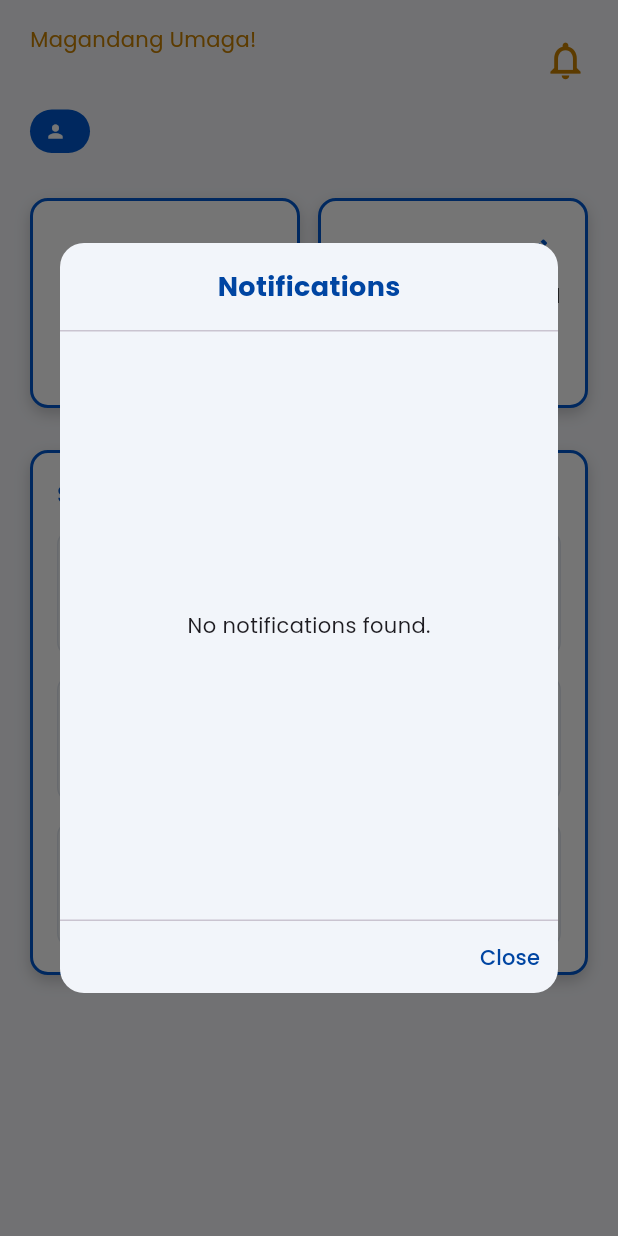
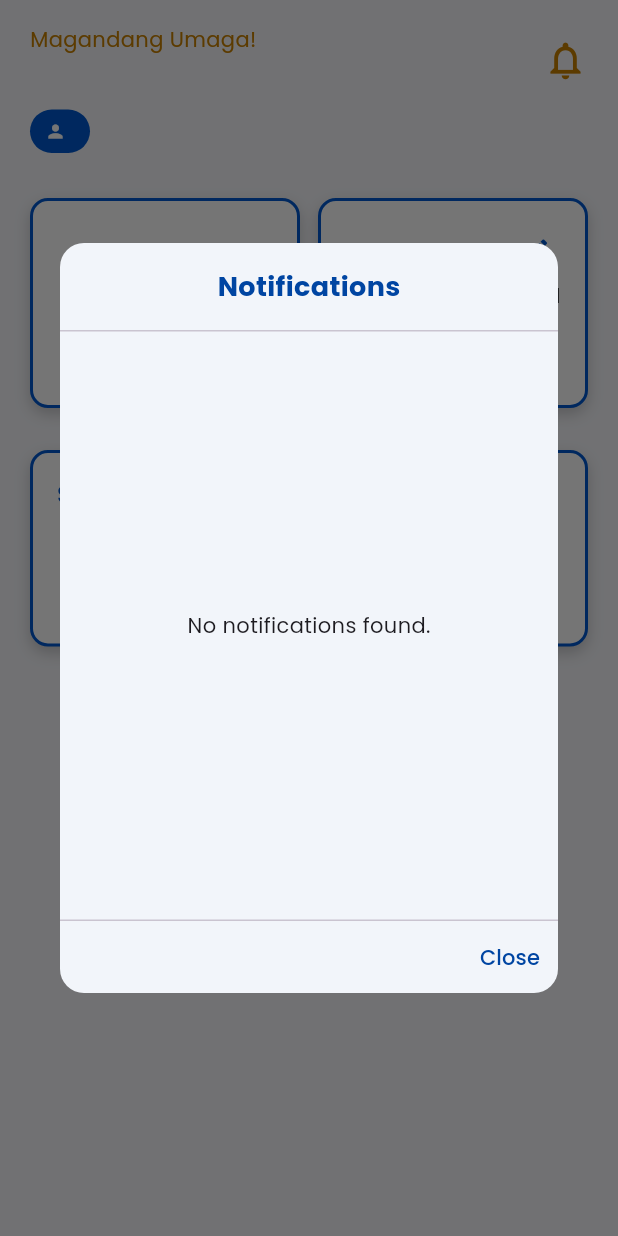
Before and after one commit to Gabbiruu18/AGILA_MOBILE, a Flutter app: the HomeScreen screen opened directly with empty values, after a tap on the "notifications none" icon, on a phone screen of 412 x 824 dp. Run offline on Flutter 3.47's test engine with Material 3 defaults, Android fonts, the phone set to English and light mode, and no system bars; our stand-ins replace camera, cloud_firestore, dropdown_search, file_picker, firebase_auth, firebase_core and 6 more; missing offline and left inert: firebase_app_check; accounts and stored records are empty; project files that could hold a hidden picture were left out.

Commit message:
fixed bugs and errors
ADDED SCREENS
- HOME - Date and notes added #NO Schedule for today on teachers

- ATTENDANCE/Schedule(teacher) Mock ONly
- Request - (Students)Can request to all available teachers, Not subject teachers only.
 (Teachers) Can request to other available teachers and faculty.
- Profile - New UI, need to edit contact NO., Add profile pic not working.

Main screens
- Login - integrate AGILA LOgo
- Quick Login - FiX UI, 6digit key not working, fingerprint working but can login other users if remembered.
- Opening - Logo Integrate

```diff
--- a/lib/Screens/MainScreens/login.dart
+++ b/lib/Screens/MainScreens/login.dart
@@ -62,7 +62,7 @@ class LoginScreenState extends State<LoginScreen> {
         children: [
           Center(
             child: Padding(
-              padding: const EdgeInsets.symmetric(horizontal: 32.0, vertical: 16),
+              padding: const EdgeInsets.symmetric(horizontal: 32.0, vertical: 32),
               child: Column(
                 mainAxisAlignment: MainAxisAlignment.center,
                 children: [
--- a/lib/Screens/UI_Screen/home.dart
+++ b/lib/Screens/UI_Screen/home.dart
@@ -85,36 +85,7 @@ class _HomeScreenState extends State<HomeScreen> {
         widget.role == 'academic_head';
 
 // Dummy schedule list (same as before; you can keep your source of truth)
-    final items = [
-      // Pass section/room for both; students will show prof+room+section only
-      ScheduleItem(
-        subject: '1st Sub',
-        professor: 'Prof. Moreno',
-        startTime: '08:00',
-        endTime: '09:00',
-        course: 'BSIT',
-        section: '3A',
-        room: '203',
-      ),
-      ScheduleItem(
-        subject: '2nd Sub',
-        professor: 'Prof. Cruz',
-        startTime: '09:30',
-        endTime: '10:30',
-        course: 'BSIT',
-        section: '3A',
-        room: '105',
-      ),
-      ScheduleItem(
-        subject: '3rd Sub',
-        professor: 'Prof. Maximo',
-        startTime: '11:00',
-        endTime: '12:00',
-        course: 'BSIT',
-        section: '3A',
-        room: '307',
-      ),
-    ];
+
 
     return Scaffold(
       backgroundColor: const Color(0xFFF6F7FB),
@@ -130,9 +101,9 @@ class _HomeScreenState extends State<HomeScreen> {
                 greeting: _greeting(),
                 name: widget.name,
                 role: widget.role,
-                course: controller.course,
-                section: controller.section,
-                department: controller.department,
+                courseName: controller.course,
+                sectionName: controller.section,
+                departmentName: controller.department,
                 unreadCount: controller.unreadCount,
                 onOpenNotifications: () {
                   showDialog(
@@ -158,11 +129,11 @@ class _HomeScreenState extends State<HomeScreen> {
                 padding: const EdgeInsets.symmetric(horizontal: 20.0),
                 child: isTeacherOrHead
                     ? TeacherScheduleCard(
-                  items: items,
+                  items: controller.todaySchedules,
                   title: 'Schedule for Today',
                 )
                     : StudentScheduleCard(
-                  items: items,
+                  items: controller.todaySchedules,
                   title: 'Schedule for Today',
                 ),
               ),
--- a/lib/Screens/face_registration/face_registration.dart
+++ b/lib/Screens/face_registration/face_registration.dart
@@ -5,7 +5,7 @@ import 'package:http/http.dart' as http;
 import 'face_registrationLogic.dart';
 
 class FacialRegistrationScreen extends StatefulWidget {
-  const FacialRegistrationScreen({Key? key}) : super(key: key);
+  const FacialRegistrationScreen({super.key});
 
   @override
   _FacialRegistrationScreenState createState() => _FacialRegistrationScreenState();
--- a/lib/Service_Modules/Home/home_UI.dart
+++ b/lib/Service_Modules/Home/home_UI.dart
@@ -52,9 +52,9 @@ class HeaderBar extends StatelessWidget {
   final String greeting;
   final String name;
   final String role;
-  final String? course;       // used for students
-  final String? section;      // used for students
-  final String? department;   // ✅ NEW: used for teachers/heads
+  final String? courseName;       // used for students
+  final String? sectionName;      // used for students
+  final String? departmentName;// ✅ NEW: used for teachers/heads
   final VoidCallback onOpenNotifications;
   final int unreadCount;
 
@@ -63,11 +63,12 @@ class HeaderBar extends StatelessWidget {
     required this.greeting,
     required this.name,
     required this.role,
-    required this.course,
-    required this.section,
+    required this.courseName,
+    required this.sectionName,
     required this.onOpenNotifications,
     required this.unreadCount,
-    this.department, // ✅ NEW (optional)
+    required this.departmentName,
+    // ✅ NEW (optional)
   });
 
   bool get _isTeacherOrHead =>
@@ -153,28 +154,28 @@ class HeaderBar extends StatelessWidget {
                 ),
 
                 // If teacher/head: show Department
-                if (_isTeacherOrHead && department != null && department!.trim().isNotEmpty) ...[
+                if (_isTeacherOrHead && departmentName != null && departmentName!.trim().isNotEmpty) ...[
                   const SizedBox(width: 8),
                   TagChip(
-                    label: department!,
+                    label: departmentName!,
                     color: const Color(0xFFC88000),
                     icon: Icons.domain, // or Icons.apartment
                   ),
                 ],
 
                 // If student: show Course + Section
-                if (!_isTeacherOrHead && course != null && course!.trim().isNotEmpty) ...[
+                if (!_isTeacherOrHead && courseName != null && courseName!.trim().isNotEmpty) ...[
                   const SizedBox(width: 8),
                   TagChip(
-                    label: course!,
+                    label: courseName!,
                     color: const Color(0xFFC88000),
                     icon: Icons.menu_book,
                   ),
                 ],
-                if (!_isTeacherOrHead && section != null && section!.trim().isNotEmpty) ...[
+                if (!_isTeacherOrHead && sectionName != null && sectionName!.trim().isNotEmpty) ...[
                   const SizedBox(width: 8),
                   TagChip(
-                    label: section!,
+                    label: sectionName!,
                     color: const Color(0xFF33B864),
                     icon: Icons.group,
                   ),
@@ -303,21 +304,21 @@ class NotesDialog extends StatelessWidget {
 
 
 class ScheduleItem {
-  final String subject;
+  final String subjectName;
   final String professor; // can be empty for teacher view
   final String startTime;
   final String endTime;
-  final String? course;
-  final String? section;
+  final String? courseName;
+  final String? sectionName;
   final String? room;
 
   ScheduleItem({
-    required this.subject,
+    required this.subjectName,
     required this.professor,
     required this.startTime,
     required this.endTime,
-    this.course,
-    this.section,
+    this.courseName,
+    this.sectionName,
     this.room,
   });
 }
@@ -349,6 +350,18 @@ class TeacherScheduleCard extends StatelessWidget {
           ),
           const SizedBox(height: 12),
 
+          // Show placeholder if no schedules
+          if (items.isEmpty)
+            Padding(
+              padding: const EdgeInsets.symmetric(vertical: 20.0),
+              child: Center(
+                child: Text(
+                  'No schedules for today',
+                  style: GoogleFonts.poppins(fontSize: 14, color: Colors.grey),
+                ),
+              ),
+            )
+          else
           // Row-style chips + details
             ...List.generate(items.length, (i) {
               final it = items[i];
@@ -368,7 +381,7 @@ class TeacherScheduleCard extends StatelessWidget {
                       children: [
                         Expanded(
                           child: Text(
-                          it.subject,
+                            it.subjectName,
                             style: GoogleFonts.poppins(
                               fontWeight: FontWeight.w700,
                               fontSize: 14,
@@ -394,10 +407,10 @@ class TeacherScheduleCard extends StatelessWidget {
                       spacing: 8,
                       runSpacing: 6,
                       children: [
-                      if (it.section != null && it.section!.trim().isNotEmpty)
-                        _InfoChip(icon: Icons.group, label: it.section!),
-                      if (it.course != null && it.course!.trim().isNotEmpty)
-                        _InfoChip(icon: Icons.menu_book, label: it.course!),
+                        if (it.sectionName != null && it.sectionName!.trim().isNotEmpty)
+                          _InfoChip(icon: Icons.group, label: it.sectionName!),
+                        if (it.courseName != null && it.courseName!.trim().isNotEmpty)
+                          _InfoChip(icon: Icons.menu_book, label: it.courseName!),
                         if (it.room != null && it.room!.trim().isNotEmpty)
                           _InfoChip(icon: Icons.meeting_room, label: 'Room ${it.room!}'),
                       ],
@@ -439,6 +452,18 @@ class StudentScheduleCard extends StatelessWidget {
           ),
           const SizedBox(height: 12),
 
+          // Show placeholder if no schedules
+          if (items.isEmpty)
+            Padding(
+              padding: const EdgeInsets.symmetric(vertical: 20.0),
+              child: Center(
+                child: Text(
+                  'No schedules for today',
+                  style: GoogleFonts.poppins(fontSize: 14, color: Colors.grey),
+                ),
+              ),
+            )
+          else
             ...List.generate(items.length, (i) {
               final it = items[i];
               return Container(
@@ -456,7 +481,7 @@ class StudentScheduleCard extends StatelessWidget {
                       children: [
                         Expanded(
                           child: Text(
-                          it.subject,
+                            it.subjectName,
                             style: GoogleFonts.poppins(
                               fontWeight: FontWeight.w700,
                               fontSize: 14,
@@ -486,8 +511,8 @@ class StudentScheduleCard extends StatelessWidget {
                           _InfoChip(icon: Icons.person, label: it.professor),
                         if (it.room != null && it.room!.trim().isNotEmpty)
                           _InfoChip(icon: Icons.meeting_room, label: 'Room ${it.room!}'),
-                      if (it.section != null && it.section!.trim().isNotEmpty)
-                        _InfoChip(icon: Icons.group, label: it.section!),
+                        if (it.sectionName != null && it.sectionName!.trim().isNotEmpty)
+                          _InfoChip(icon: Icons.group, label: it.sectionName!),
                       ],
                     ),
                   ],
@@ -634,7 +659,6 @@ class _SideBorderCard extends StatelessWidget {
   final Color sideColor;
 
   const _SideBorderCard({
-    super.key,
     required this.child,
     this.height,
     required this.sideColor,
--- a/lib/Service_Modules/Home/home_controller.dart
+++ b/lib/Service_Modules/Home/home_controller.dart
@@ -1,28 +1,38 @@
 import 'dart:async';
 import 'package:flutter/material.dart';
 import 'home_service.dart';
+import 'home_UI.dart';
 
 class HomeController extends ChangeNotifier {
   final HomeService _service;
-
   HomeController({HomeService? service}) : _service = service ?? HomeService();
 
+  // ---------- Identity ----------
   late String role;
   late String uid;
   late String name;
 
-  String? course;
-  String? section;
-  String? department;
+  // ---------- Display chips / labels ----------
+  String? courseRaw;
+  String? departmentRaw;
+  String? course;       // acronym (e.g., BSIT)
+  String? section;      // e.g., "BSIT-4103"
+  String? department;   // acronym (e.g., IT)
+
+  // ---------- Notes & unread ----------
   String noteText = 'Tap to write notes';
-  bool isLoading = true;
-
   int unreadCount = 0;
   StreamSubscription<int>? _unreadSub;
 
+  // ---------- Loading & errors ----------
+  bool isLoading = true;
+  bool isLoadingSchedules = false;
+  String? schedulesError;
 
+  // ---------- Today schedules exposed to UI ----------
+  List<ScheduleItem> todaySchedules = const [];
 
-
+  /// Initialize controller with role/uid/name and load initial data
   Future<void> init({
     required String role,
     required String uid,
@@ -31,31 +41,67 @@ class HomeController extends ChangeNotifier {
     this.role = role;
     this.uid = uid;
     this.name = name;
-    await _loadAll();
-  }
 
-  Future<void> _loadAll() async {
     isLoading = true;
     notifyListeners();
 
-    await Future.wait([_loadUserDetails(), _loadNote()]);
+    try {
+      // 1) Load user details for header chips (names only)
+      final user = await _service.fetchUserDetails(role: role, uid: uid) ?? {};
+      courseRaw     = user['courseName']?.toString();
+      departmentRaw = user['departmentName']?.toString();
+      section       = user['sectionName']?.toString();
 
-    isLoading = false;
-    notifyListeners();
+      // Acronyms for compact chips/labels
+      course     = _toAcronym(courseRaw ?? '', maxLetters: 4);
+      department = _toAcronym(departmentRaw ?? '', maxLetters: 4);
+
+      // 2) Load or create note
+      noteText = await _service.getOrCreateNote(role: role, uid: uid);
+
+      // 3) Start unread notifications stream
+      _unreadSub?.cancel();
+      _unreadSub = _service.streamUnreadCount(role: role, uid: uid).listen((n) {
+        unreadCount = n;
+        notifyListeners();
+      });
+
+      // 4) Load today's schedules (uses `section` doc ID under the hood)
+      await initTodaySchedulesAuto();
+    } catch (_) {
+      // ignore; optional logging
+    } finally {
+      isLoading = false;
+      notifyListeners();
+    }
   }
 
+  /// Loads today's schedules via the `section` doc ID path.
+  Future<void> initTodaySchedulesAuto() async {
+    if (isLoadingSchedules) return;
+    isLoadingSchedules = true;
+    schedulesError = null;
+    notifyListeners();
 
-  Future<void> _loadUserDetails() async {
-    final data = await _service.fetchUserDetails(role: role, uid: uid);
-    course = data?['course'];
-    section = data?['section'];
-    department = data?['department'];
+    try {
+      todaySchedules = await _service.fetchTodaySchedulesForUser(
+        role: role,
+        uid: uid,
+      );
+    } catch (e) {
+      schedulesError = e.toString();
+      todaySchedules = const [];
+    } finally {
+      isLoadingSchedules = false;
+      notifyListeners();
+    }
   }
 
-  Future<void> _loadNote() async {
-    final text = await _service.getOrCreateNote(role: role, uid: uid);
-    noteText = (text.trim().isNotEmpty) ? text : 'Tap to write notes';
+  Future<void> refreshToday() async {
+    await initTodaySchedulesAuto();
   }
+
+  // ----------------------- Notes actions -----------------------
 
   Future<void> saveNote(BuildContext context, String text) async {
     final newText = text.trim();
@@ -79,9 +125,32 @@ class HomeController extends ChangeNotifier {
       );
     }
   }
+
   @override
   void dispose() {
     _unreadSub?.cancel();
     super.dispose();
   }
+
+  // ----------------------- Helpers -----------------------
+
+  String _toAcronym(String input, {bool removeStopWords = true, int? maxLetters}) {
+    final trimmed = input.trim();
+    if (trimmed.isEmpty) return '';
+
+    final stop = {'and','of','for','in','on','the','&','at','a'};
+    final words = trimmed
+        .split(RegExp(r'\s+'))
+        .where((w) => w.isNotEmpty)
+        .where((w) => !removeStopWords || !stop.contains(w.toLowerCase()))
+        .map((w) => w[0].toUpperCase())
+        .toList();
+
+    if (words.isEmpty) return '';
+    final joined = words.join();
+    if (maxLetters != null && maxLetters > 0 && joined.length > maxLetters) {
+      return joined.substring(0, maxLetters);
+    }
+    return joined;
+  }
 }
--- a/lib/Service_Modules/Home/home_service.dart
+++ b/lib/Service_Modules/Home/home_service.dart
@@ -1,9 +1,13 @@
 import 'package:cloud_firestore/cloud_firestore.dart';
+import 'package:intl/intl.dart';
+import 'home_UI.dart'; // for ScheduleItem
 
 class HomeService {
   final FirebaseFirestore _db;
   HomeService({FirebaseFirestore? firestore})
       : _db = firestore ?? FirebaseFirestore.instance;
+
+  // ============================ USER + NOTES ============================
 
   DocumentReference<Map<String, dynamic>> _userDoc({
     required String role,
@@ -12,62 +16,182 @@ class HomeService {
     return _db.collection('users').doc(role).collection('accounts').doc(uid);
   }
 
-  DocumentReference<Map<String, dynamic>> _noteDoc({
-    required String role,
-    required String uid,
-  }) {
-    return _userDoc(role: role, uid: uid).collection('notes').doc('note');
-  }
-
-  /// users/{role}/accounts/{uid}
   Future<Map<String, dynamic>?> fetchUserDetails({
     required String role,
     required String uid,
   }) async {
     final snap = await _userDoc(role: role, uid: uid).get();
+    if (!snap.exists) return null;
     return snap.data();
   }
 
-  /// Get or create notes/{note} and return text ('' if none)
   Future<String> getOrCreateNote({
     required String role,
     required String uid,
   }) async {
-    final ref = _noteDoc(role: role, uid: uid);
-    final snap = await ref.get();
+    final noteRef = _userDoc(role: role, uid: uid).collection('meta').doc('note');
+    final snap = await noteRef.get();
     if (!snap.exists) {
-      await ref.set({'text': ''});
-      return '';
+      await noteRef.set({'text': 'Tap to write notes'});
+      return 'Tap to write notes';
     }
-    return (snap.data()?['text']?.toString() ?? '');
+    return (snap.data()?['text'] ?? 'Tap to write notes').toString();
   }
 
   Future<void> saveNote({
     required String role,
     required String uid,
     required String text,
-  }) async {
-    final ref = _noteDoc(role: role, uid: uid);
-    await ref.set({'text': text});
+  }) {
+    final noteRef = _userDoc(role: role, uid: uid).collection('meta').doc('note');
+    return noteRef.set({'text': text});
   }
 
   Future<void> resetNote({
     required String role,
     required String uid,
-  }) async {
-    final ref = _noteDoc(role: role, uid: uid);
-    await ref.delete();
+  }) {
+    final noteRef = _userDoc(role: role, uid: uid).collection('meta').doc('note');
+    return noteRef.set({'text': 'Tap to write notes'});
   }
 
-  Stream<int> streamUnreadCount({required String role, required String uid}) {
-    return _db
-        .collection('users')
-        .doc(role)
-        .collection('accounts')
-        .doc(uid)
-        .collection('notifications')
-        .where('read', isEqualTo: false)
-        .snapshots()
-        .map((snap) => snap.size);
+  Stream<int> streamUnreadCount({
+    required String role,
+    required String uid,
+  }) {
+    final q = _db.collection('notifications').where('toRole', isEqualTo: role).where('toUid', isEqualTo: uid).where('read', isEqualTo: false);
+    return q.snapshots().map((s) => s.size);
+  }
+
+  // ============================ ACADEMIC PATH (IDs) ============================
+
+  /// Extract IDs from the user doc. Accepts either DocumentReference or String.
+  /// Returns a map including a resolved `sectionPath` built from IDs.
+  Future<Map<String, String>?> getAcademicIdsFromUser({
+    required String role,
+    required String uid,
+  }) async {
+    final user = await fetchUserDetails(role: role, uid: uid);
+    if (user == null) return null;
+
+    final academicYearId = _idOf(user['academicYear'] ?? user['academicYearId']);
+    final semesterId     = _idOf(user['semester']     ?? user['semesterId']);
+    final departmentId   = _idOf(user['department']   ?? user['departmentId']);
+    final courseId       = _idOf(user['course']       ?? user['courseId']);
+    final yearLevelId    = _idOf(user['yearLevel']    ?? user['yearLevelId']);
+    final sectionId      = _idOf(user['section']      ?? user['sectionId']); // <— use `section` field
+
+    // Require all IDs to build the path deterministically
+    if ([academicYearId, semesterId, departmentId, courseId, yearLevelId, sectionId]
+        .any((v) => v == null || v.isEmpty)) {
+      return null;
+    }
+
+    final sectionPath =
+        'academic_years/$academicYearId'
+        '/semesters/$semesterId'
+        '/departments/$departmentId'
+        '/courses/$courseId'
+        '/year_levels/$yearLevelId'
+        '/sections/$sectionId';
+
+    return {
+      'academicYearId': academicYearId!,
+      'semesterId': semesterId!,
+      'departmentId': departmentId!,
+      'courseId': courseId!,
+      'yearLevelId': yearLevelId!,
+      'sectionId': sectionId!,
+      'sectionPath': sectionPath,
+      // Optional display fields (if you store them)
+      'courseName': _strOrNull(user['courseName']) ?? '',
+      'departmentName': _strOrNull(user['departmentName']) ?? '',
+      'sectionName': _strOrNull(user['sectionName']) ?? '',
+    };
+  }
+
+  String? _idOf(dynamic v) {
+    if (v == null) return null;
+    if (v is DocumentReference) return v.id;
+    if (v is String && v.isNotEmpty) {
+      return v.contains('/') ? v.split('/').last : v;
+    }
+    return null;
+  }
+
+  // ============================ SCHEDULES ============================
+
+  /// Main entry: always uses IDs (via `section` doc id) to go straight to the section.
+  Future<List<ScheduleItem>> fetchTodaySchedulesForUser({
+    required String role,
+    required String uid,
+  }) async {
+    final ids = await getAcademicIdsFromUser(role: role, uid: uid);
+    if (ids == null) return <ScheduleItem>[];
+
+    final sectionPath = ids['sectionPath']!;
+    return fetchTodaySchedulesBySectionPath(sectionPath: sectionPath);
+  }
+
+  /// Read schedules in the section and filter to "today" via `days` array (e.g., "Monday").
+  Future<List<ScheduleItem>> fetchTodaySchedulesBySectionPath({
+    required String sectionPath, // academic_years/.../sections/{sectionId}
+  }) async {
+    final todayKey = _todayDay();
+
+    final sectionRef = _db.doc(sectionPath);
+    final snap = await sectionRef
+        .collection('schedules')
+        .where('days', arrayContains: todayKey)
+        .get();
+
+    final items = <ScheduleItem>[];
+    for (final d in snap.docs) {
+      final data = d.data();
+
+      // Expected fields (customize as needed for your schema)
+      final start = (data['startTime'] ?? data['timeStart'] ?? '').toString();
+      final end   = (data['endTime']   ?? data['timeEnd']   ?? '').toString();
+
+      items.add(
+        ScheduleItem(
+          subjectName: (data['subjectName'] ?? data['subjectCode'] ?? '').toString(),
+          professor: (data['instructorName'] ?? '').toString(),
+          startTime: start,
+          endTime: end,
+          courseName: _strOrNull(data['courseName']),
+          sectionName: _strOrNull(data['sectionName']),
+          room: _strOrNull(data['roomName'] ?? data['room']),
+        ),
+      );
+    }
+
+    // Sort by start time (supports "HH:mm" or "h:mm a")
+    items.sort((a, b) =>
+        _parseTimeToMinutes(a.startTime).compareTo(_parseTimeToMinutes(b.startTime)));
+    return items;
+  }
+
+  String _todayDay() {
+    // 1=Mon..7=Sun
+    const keys = ['monday','tuesday','wednesday','thursday','friday','saturday','sunday'];
+    final weekday = DateTime.now().weekday;
+    return keys[weekday - 1];
+  }
+
+  int _parseTimeToMinutes(String timeStr) {
+    final fmts = ['HH:mm', 'H:mm', 'hh:mm a', 'h:mm a'];
+    for (final f in fmts) {
+      try {
+        final dt = DateFormat(f).parse(timeStr);
+        return dt.hour * 60 + dt.minute;
+      } catch (_) {}
+    }
+    return 0;
+  }
+
+  String? _strOrNull(dynamic v) {
+    final s = (v ?? '').toString().trim();
+    return s.isEmpty ? null : s;
   }
 }
--- a/lib/Utils/biometric_util.dart
+++ b/lib/Utils/biometric_util.dart
@@ -34,7 +34,7 @@ class BiometricUtil {
         .get();
 
     if (querySnapshot.docs.isNotEmpty) {
-      return querySnapshot.docs.first["email"]; // For retrieving the user's email
+      return querySnapshot.docs.first["firstName" + "lastName"]; // For retrieving the user's email
     }
     return null;
   }
--- a/pubspec.yaml
+++ b/pubspec.yaml
@@ -55,6 +55,8 @@ dependencies:
   file_picker: ^10.2.1
   dropdown_search: ^5.0.6
   flutter_svg: ^2.2.1
+  image_cropper: ^9.1.0
+  cached_network_image: ^3.4.1
 
   # The following adds the Cupertino Icons font to your application.
   # Use with the CupertinoIcons class for iOS style icons.
```
Also changed, not shown: lib/Screens/MainScreens/quick_login.dart (+76 -8 lines), lib/Screens/UI_Screen/profile.dart (+31 -8 lines), lib/Service_Modules/Profile/profile_controller.dart (+41 -3 lines), pubspec.lock, 1 other file. Lines whose indentation alone changed are shown as unchanged.
